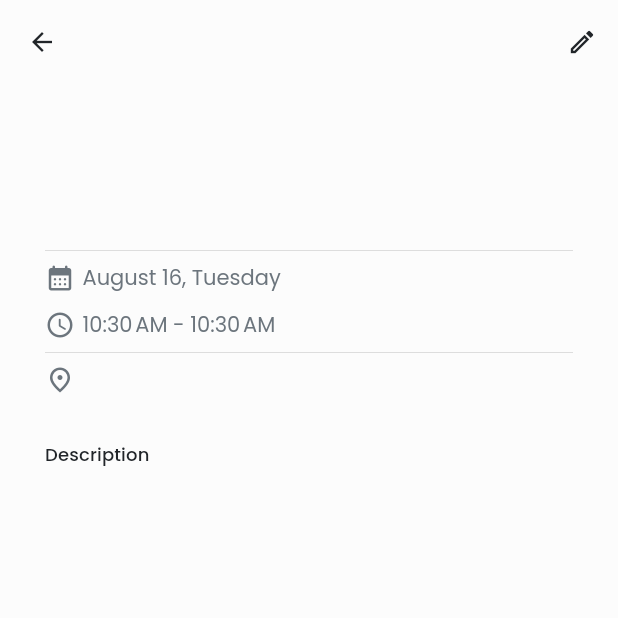
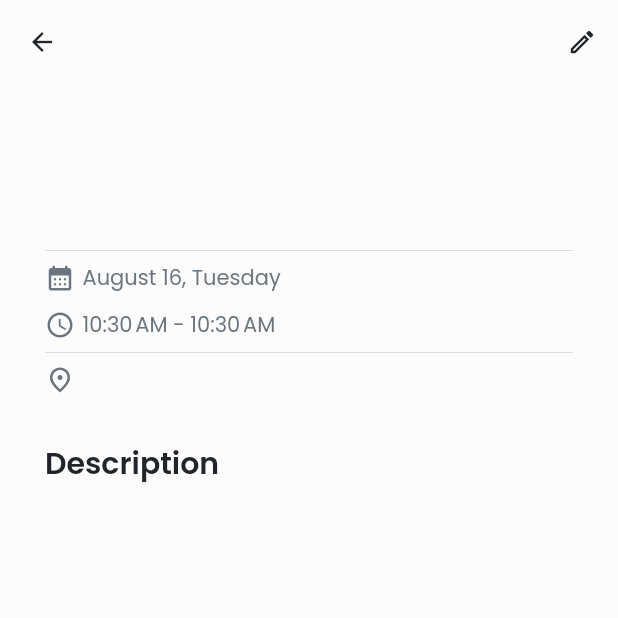
Before and after one commit to JP1128/whapp, a Flutter app: the EventDetailPage screen opened directly with empty values, on a phone screen of 412 x 824 dp, the top half of it. Run offline on Flutter 3.47's test engine with Material 2 defaults, Android fonts, the phone set to English and light mode, and no system bars; our stand-ins replace cloud_firestore, firebase_auth, firebase_core, firebase_storage, flutter_form_builder, form_builder_validators and 3 more; missing offline and left inert: cloud_firestore_odm; accounts and stored records are empty.

Commit message:
main.yml updated

```diff
--- a/lib/pages/home_pages/event_detail_page.dart
+++ b/lib/pages/home_pages/event_detail_page.dart
@@ -114,7 +114,7 @@ class _EventDetailPageState extends State<EventDetailPage> {
                     ],
                   ),
                   const SizedBox(height: 30),
-                  Text("Description", style: Get.textTheme.titleSmall),
+                  Text("Description", style: Get.textTheme.titleMedium),
                 ],
               ),
             ),
```
Also changed, not shown: 1 other file.
